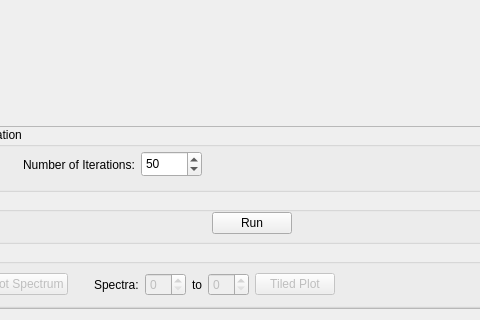
Above: qt/scientific_interfaces/Indirect/Iqt.ui from igudich/mantid before the change; both pictures show x 148 to 628 and y 416 to 736 of the 800 by 736 pixel window. Below: the same form after it.
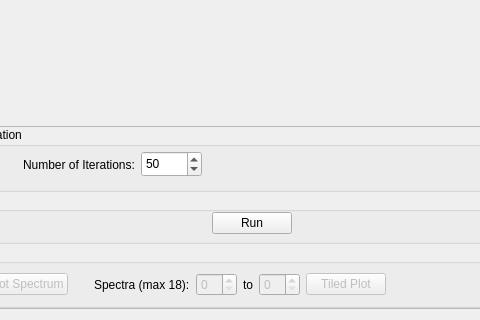
That is the form after the change. Custom widgets are drawn as their Qt base class.

```diff
--- a/qt/scientific_interfaces/Indirect/Iqt.ui
+++ b/qt/scientific_interfaces/Indirect/Iqt.ui
@@ -406,7 +406,7 @@
          <item>
           <widget class="QLabel" name="label_3">
            <property name="text">
-            <string>Spectra:</string>
+            <string>Spectra (max 18):</string>
            </property>
           </widget>
          </item>
```
